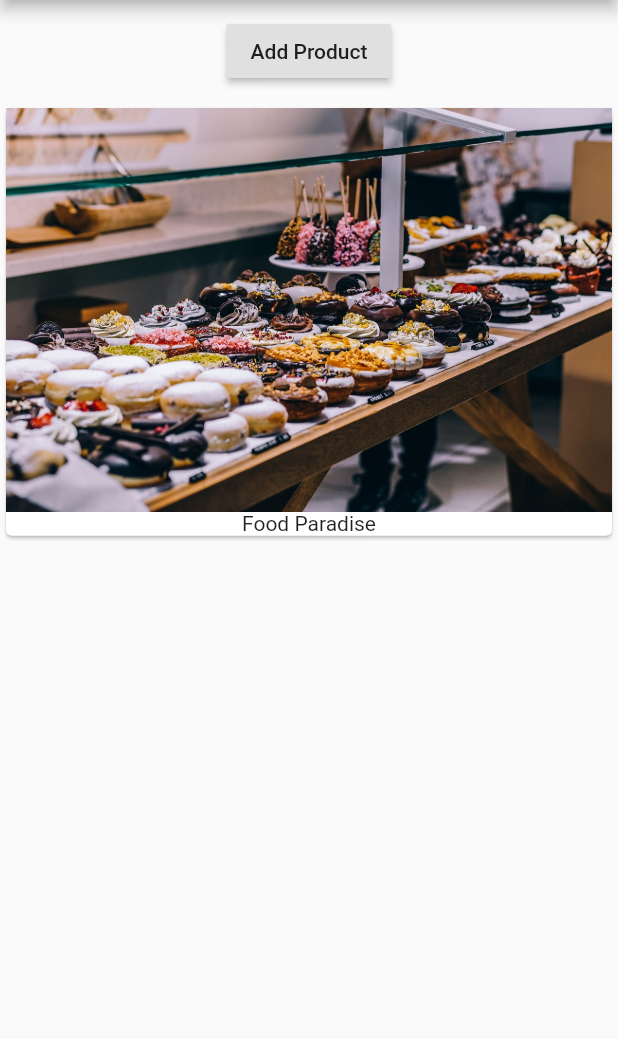
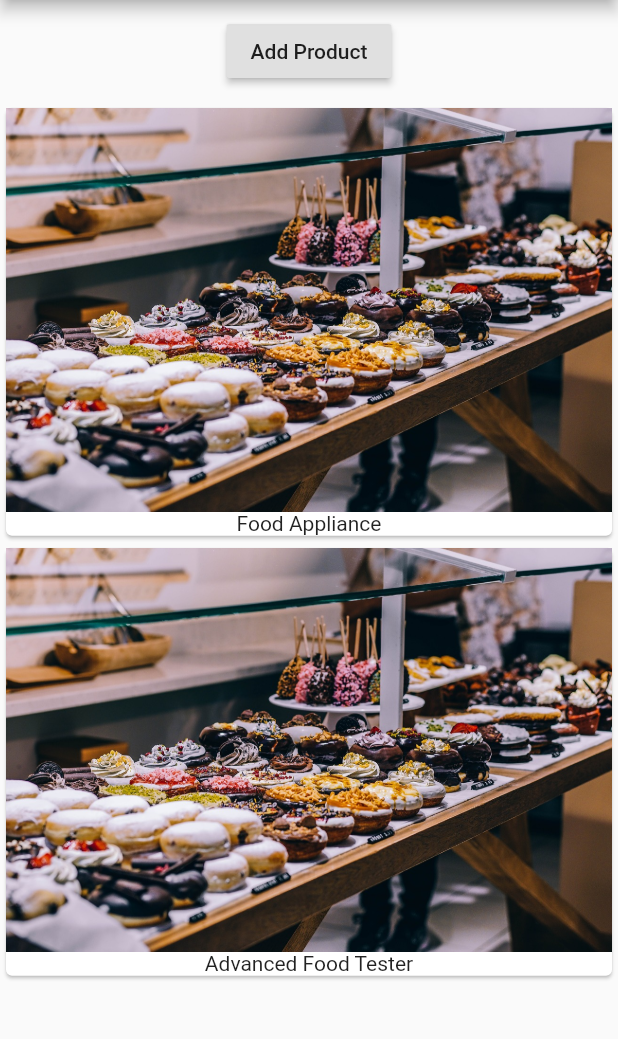
Before and after one commit to Rahul-Vijay/flutter-custom-app, a Flutter app: the screen it shows after launch, after a tap on "Add Product", on a phone screen of 412 x 824 dp, the part 84-1123 px from its top. Run offline on Flutter 3.47's test engine with Material 2 defaults, Android fonts, the phone set to English and light mode, and no system bars.

Commit message:
lifecycle methods created with new files

```diff
--- a/lib/main.dart
+++ b/lib/main.dart
@@ -1,42 +1,18 @@
 import 'package:flutter/material.dart';
+
+import './product_manager.dart';
 
 void main() => runApp(MyApp());
 
-class MyApp extends StatefulWidget {
-  @override
-  State<StatefulWidget> createState() {
-    // TODO: implement createState
-    return _MyAppState();
-  }
-}
-
-class _MyAppState extends State<MyApp> {
+class MyApp extends StatelessWidget {
   @override
   Widget build(BuildContext context) {
     return MaterialApp(
-        home: Scaffold(
-      appBar: AppBar(
-        title: Text('Easy List'),
-      ),
-      body: Column(
-        children: [
-          Container(
-            margin: EdgeInsets.all(10.0),
-            child: RaisedButton(
-              onPressed: () {},
-              child: Text('Add Product'),
-            ),
+      home: Scaffold(
+          appBar: AppBar(
+            title: Text('Easy List'),
           ),
-          Card(
-            child: Column(
-              children: <Widget>[
-                Image.asset('assets/food.jpg'),
-                Text('Food Paradise')
-              ],
-            ),
-          )
-        ],
-      ),
-    ));
+          body: ProductManager('Food Appliance')),
+    );
   }
 }
--- /dev/null
+++ b/lib/product_manager.dart
@@ -0,0 +1,44 @@
+import 'package:flutter/material.dart';
+
+import './products.dart';
+
+class ProductManager extends StatefulWidget {
+  final String startingProduct;
+
+  ProductManager(this.startingProduct);
+
+  @override
+  State<StatefulWidget> createState() {
+    // TODO: implement createState
+    return _ProductManagerState();
+  }
+}
+
+class _ProductManagerState extends State<ProductManager> {
+  List<String> _products = [];
+
+  @override
+  void initState() {
+    _products.add(widget.startingProduct);
+    super.initState();
+  }
+
+  @override
+  Widget build(BuildContext context) {
+    // TODO: implement build
+    return Column(children: [
+      Container(
+        margin: EdgeInsets.all(10.0),
+        child: RaisedButton(
+          onPressed: () {
+            setState(() {
+              _products.add('Advanced Food Tester');
+            });
+          },
+          child: Text('Add Product'),
+        ),
+      ),
+      Products(_products)
+    ]);
+  }
+}
--- /dev/null
+++ b/lib/products.dart
@@ -0,0 +1,24 @@
+import 'package:flutter/material.dart';
+
+class Products extends StatelessWidget {
+  final List<String> products;
+
+  Products(this.products);
+
+  @override
+  Widget build(BuildContext context) {
+    return Column(
+        children: products
+            .map(
+              (element) => Card(
+                    child: Column(
+                      children: <Widget>[
+                        Image.asset('assets/food.jpg'),
+                        Text(element)
+                      ],
+                    ),
+                  ),
+            )
+            .toList());
+  }
+}
```
